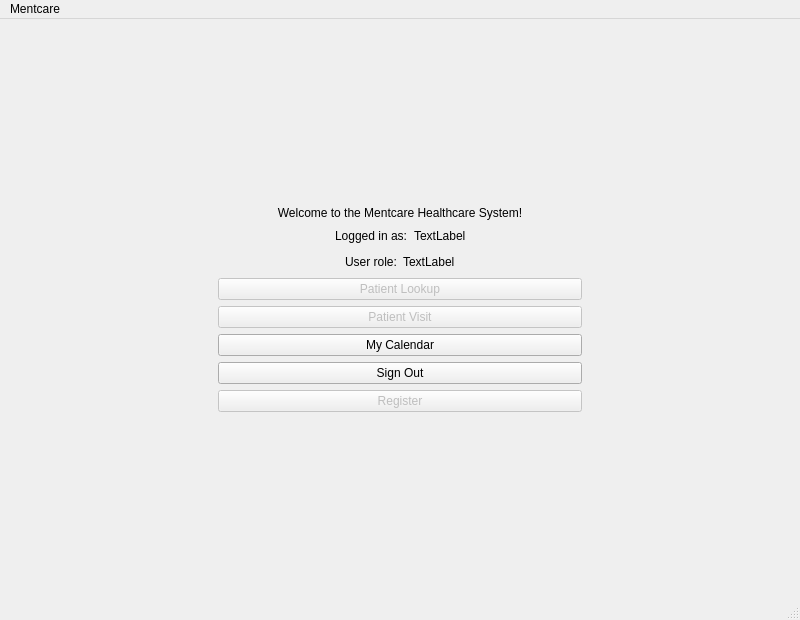
Before: the Qt Designer form mentcare/mainwindow.ui in omansour-se-nyu/Spring2023-Team-1, drawn with Qt 5.
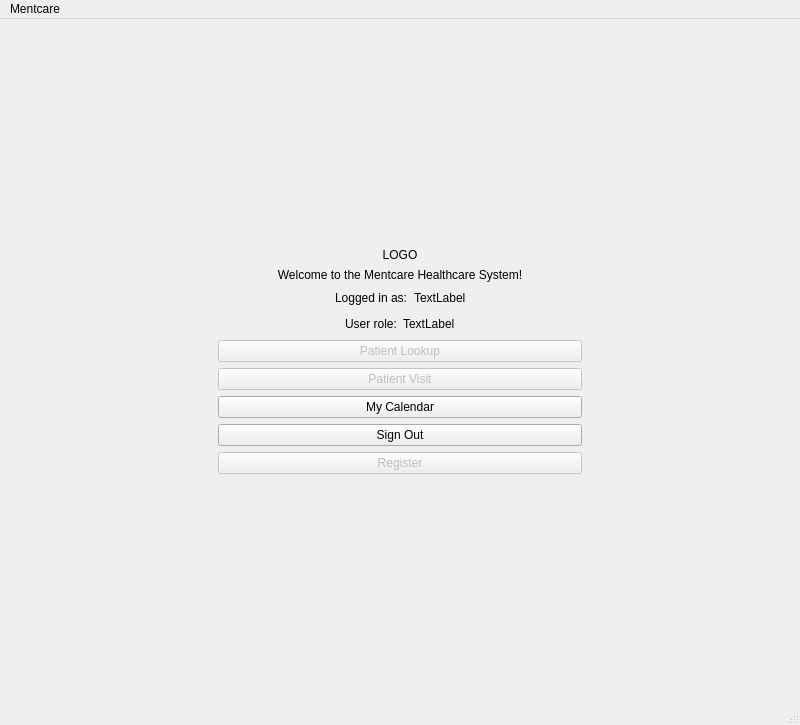
After: the same form once the commit is applied. The open tabs and pages were chosen to show the change.

Commit message: additional permissions, added logo to homepage

Diff of the .ui file:
```diff
--- a/mentcare/mainwindow.ui
+++ b/mentcare/mainwindow.ui
@@ -7,7 +7,7 @@
     <x>0</x>
     <y>0</y>
     <width>800</width>
-    <height>620</height>
+    <height>725</height>
    </rect>
   </property>
   <property name="windowTitle">
@@ -897,6 +897,19 @@
           </property>
          </spacer>
         </item>
+        <item>
+         <widget class="QLabel" name="HomePage_Logo_Label">
+          <property name="text">
+           <string>LOGO</string>
+          </property>
+          <property name="scaledContents">
+           <bool>false</bool>
+          </property>
+          <property name="alignment">
+           <set>Qt::AlignCenter</set>
+          </property>
+         </widget>
+        </item>
         <item>
          <layout class="QVBoxLayout" name="verticalLayout">
           <property name="leftMargin">
```
Left out of the diff: 4 changed lines with no effect on the pictures. The commit also changes 6 other files.
